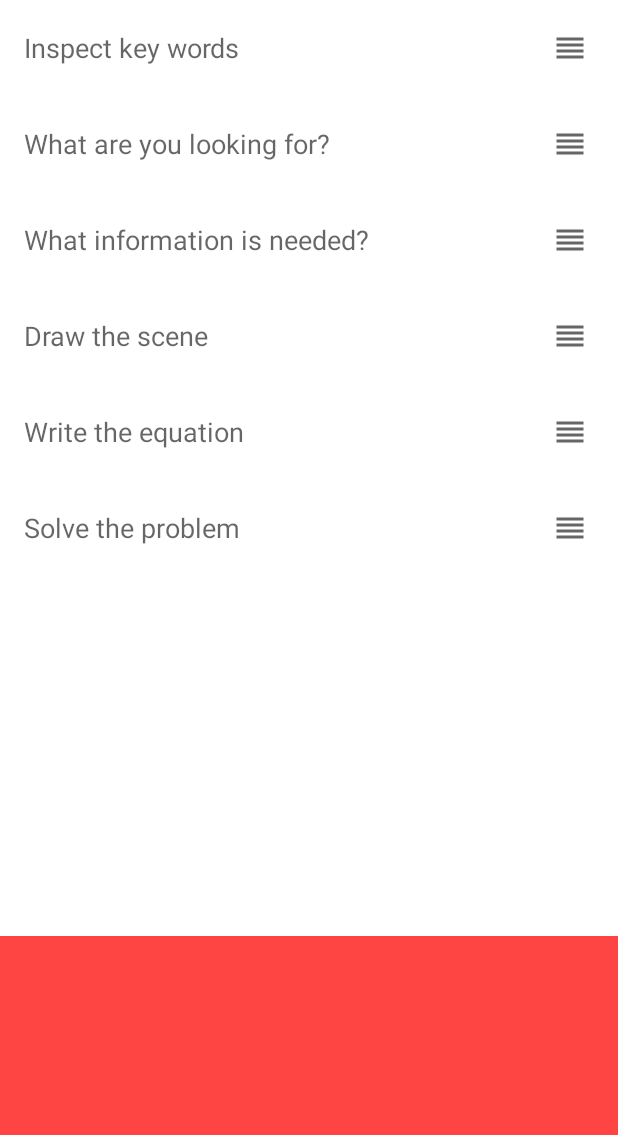
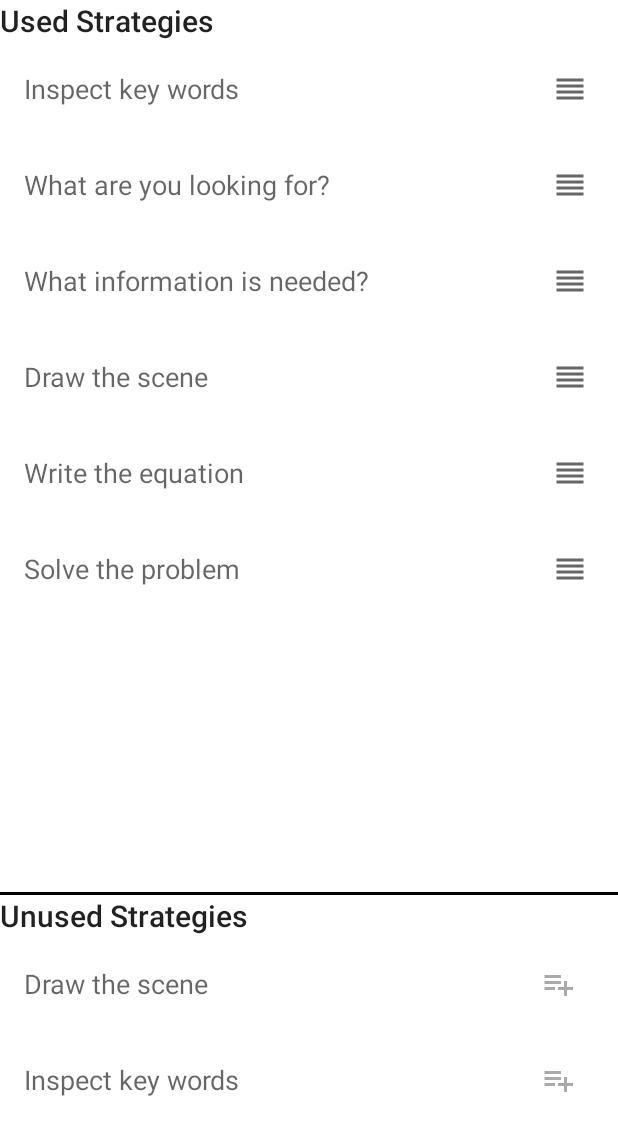
Before and after one commit to jinglebiscuits/fourth-grade-word-problems, an Android app: the StrategyAlgorithmFragment screen opened through its navigation route, on a phone screen of 412 x 824 dp. Shown: the top 1135 px of the screen. Run offline under Robolectric (Android 15) with nearby library versions, the phone set to English and light mode, and no system bars.

Commit message:
added unused strategies list

```diff
--- a/app/src/main/java/com/completewordproblems/fourthgrade/fragments/StrategyAlgorithmFragment.kt
+++ b/app/src/main/java/com/completewordproblems/fourthgrade/fragments/StrategyAlgorithmFragment.kt
@@ -2,10 +2,10 @@ package com.completewordproblems.fourthgrade.fragments
 
 import android.os.Bundle
 import android.util.Log
-import androidx.fragment.app.Fragment
 import android.view.LayoutInflater
 import android.view.View
 import android.view.ViewGroup
+import androidx.fragment.app.Fragment
 import androidx.recyclerview.widget.ItemTouchHelper
 import androidx.recyclerview.widget.LinearLayoutManager
 import androidx.recyclerview.widget.RecyclerView
@@ -14,31 +14,17 @@ import com.completewordproblems.fourthgrade.models.Strategy
 import com.completewordproblems.fourthgrade.strategy.OnDragStartListener
 import com.completewordproblems.fourthgrade.strategy.RecyclerListAdapter
 import com.completewordproblems.fourthgrade.strategy.SimpleItemTouchHelperCallback
+import com.completewordproblems.fourthgrade.strategy.UnusedStrategiesListAdapter
 
 // TODO: Rename parameter arguments, choose names that match
 // the fragment initialization parameters, e.g. ARG_ITEM_NUMBER
 private const val ARG_PARAM1 = "param1"
 private const val ARG_PARAM2 = "param2"
 
-/**
- * A simple [Fragment] subclass.
- * Use the [StrategyAlgorithmFragment.newInstance] factory method to
- * create an instance of this fragment.
- */
 class StrategyAlgorithmFragment : Fragment(), OnDragStartListener {
-    // TODO: Rename and change types of parameters
-    private var param1: String? = null
-    private var param2: String? = null
 
     lateinit var itemTouchHelper: ItemTouchHelper
-
-    override fun onCreate(savedInstanceState: Bundle?) {
-        super.onCreate(savedInstanceState)
-        arguments?.let {
-            param1 = it.getString(ARG_PARAM1)
-            param2 = it.getString(ARG_PARAM2)
-        }
-    }
+    lateinit var unusedStrategiesListView: RecyclerView
 
     override fun onCreateView(
         inflater: LayoutInflater, container: ViewGroup?,
@@ -46,13 +32,18 @@ class StrategyAlgorithmFragment : Fragment(), OnDragStartListener {
     ): View {
         val view: View = inflater.inflate(R.layout.fragment_strategy_algorithm, container, false)
         val adapter = RecyclerListAdapter(this)
-        val recyclerList: RecyclerView = view.findViewById(R.id.strategy_list)
-        recyclerList.setHasFixedSize(true)
-        recyclerList.layoutManager = LinearLayoutManager(activity)
-        recyclerList.adapter = adapter
+        val usedStrategiesRecyclerView: RecyclerView = view.findViewById(R.id.strategy_list)
+        usedStrategiesRecyclerView.setHasFixedSize(true)
+        usedStrategiesRecyclerView.layoutManager = LinearLayoutManager(activity)
+        usedStrategiesRecyclerView.adapter = adapter
         val callback: ItemTouchHelper.Callback = SimpleItemTouchHelperCallback(adapter)
         itemTouchHelper = ItemTouchHelper(callback)
-        itemTouchHelper.attachToRecyclerView(recyclerList)
+        itemTouchHelper.attachToRecyclerView(usedStrategiesRecyclerView)
+        unusedStrategiesListView = view.findViewById(R.id.unused_strategies_list)
+        val unusedStrategiesAdapter = UnusedStrategiesListAdapter()
+        unusedStrategiesListView.setHasFixedSize(true)
+        unusedStrategiesListView.layoutManager = LinearLayoutManager(activity)
+        unusedStrategiesListView.adapter = unusedStrategiesAdapter
         return view
     }
 
--- a/app/src/main/java/com/completewordproblems/fourthgrade/strategy/RecyclerListAdapter.kt
+++ b/app/src/main/java/com/completewordproblems/fourthgrade/strategy/RecyclerListAdapter.kt
@@ -1,7 +1,6 @@
 package com.completewordproblems.fourthgrade.strategy
 
 import android.graphics.Color
-import android.util.Log
 import android.view.LayoutInflater
 import android.view.MotionEvent
 import android.view.View
@@ -30,10 +29,9 @@ class RecyclerListAdapter(val dragStartListener: OnDragStartListener) :
         Strategy.INSPECT_KEY_WORDS, Strategy.WHAT_ARE_YOU_LOOKING_FOR,
         Strategy.WHAT_INFORMATION_IS_NEEDED, Strategy.DRAW_THE_SCENE, Strategy.WRITE_THE_EQUATION, Strategy.SOLVE_THE_PROBLEM
     )
-    val strategiesNotUsed = arrayListOf<String>()
 
     override fun onCreateViewHolder(parent: ViewGroup, viewType: Int): ItemViewHolder {
-        val view = LayoutInflater.from(parent.context).inflate(R.layout.item_main, parent, false)
+        val view = LayoutInflater.from(parent.context).inflate(R.layout.used_strategy_layout, parent, false)
         val itemViewHolder = ItemViewHolder(view)
         return itemViewHolder
     }
--- /dev/null
+++ b/app/src/main/java/com/completewordproblems/fourthgrade/strategy/UnusedStrategiesListAdapter.kt
@@ -0,0 +1,38 @@
+package com.completewordproblems.fourthgrade.strategy
+
+import android.view.LayoutInflater
+import android.view.View
+import android.view.ViewGroup
+import android.widget.Button
+import android.widget.ImageButton
+import android.widget.TextView
+import androidx.recyclerview.widget.RecyclerView
+import com.completewordproblems.fourthgrade.R
+import com.completewordproblems.fourthgrade.models.Strategy
+
+class UnusedStrategiesListAdapter :
+    RecyclerView.Adapter<UnusedStrategiesListAdapter.UnusedItemViewHolder>() {
+
+    val unusedStrategies =
+        arrayListOf<Strategy>(Strategy.DRAW_THE_SCENE, Strategy.INSPECT_KEY_WORDS)
+
+    override fun onCreateViewHolder(parent: ViewGroup, viewType: Int): UnusedItemViewHolder {
+        val view = LayoutInflater.from(parent.context)
+            .inflate(R.layout.unused_strategy_layout, parent, false)
+        val itemViewHolder = UnusedItemViewHolder(view)
+        return itemViewHolder
+    }
+
+    override fun onBindViewHolder(holder: UnusedItemViewHolder, position: Int) {
+        holder.textView.text = unusedStrategies[position].displayText
+    }
+
+    override fun getItemCount(): Int {
+        return unusedStrategies.size
+    }
+
+    class UnusedItemViewHolder(private val itemView: View) : RecyclerView.ViewHolder(itemView) {
+        val textView: TextView = itemView.findViewById(R.id.text)
+        val addButton: Button = itemView.findViewById(R.id.add_to_used_strategies_button)
+    }
+}
--- /dev/null
+++ b/app/src/main/res/drawable/ic_baseline_playlist_add_24.xml
@@ -0,0 +1,11 @@
+<vector xmlns:android="http://schemas.android.com/apk/res/android"
+    android:width="24dp"
+    android:height="24dp"
+    android:viewportWidth="24"
+    android:viewportHeight="24"
+    android:tint="?attr/colorControlNormal"
+    android:autoMirrored="true">
+  <path
+      android:fillColor="@android:color/white"
+      android:pathData="M14,10H3v2h11V10zM14,6H3v2h11V6zM18,14v-4h-2v4h-4v2h4v4h2v-4h4v-2H18zM3,16h7v-2H3V16z"/>
+</vector>
--- a/app/src/main/res/layout/fragment_strategy_algorithm.xml
+++ b/app/src/main/res/layout/fragment_strategy_algorithm.xml
@@ -1,29 +1,56 @@
 <?xml version="1.0" encoding="utf-8"?>
 <androidx.constraintlayout.widget.ConstraintLayout xmlns:android="http://schemas.android.com/apk/res/android"
+    xmlns:app="http://schemas.android.com/apk/res-auto"
     xmlns:tools="http://schemas.android.com/tools"
     android:layout_width="match_parent"
     android:layout_height="match_parent"
-    xmlns:app="http://schemas.android.com/apk/res-auto"
     tools:context="fragments.StrategyAlgorithmFragment">
+
+    <TextView
+        android:id="@+id/used_strategies_title"
+        style="@style/TextAppearance.AppCompat.Title"
+        android:layout_width="wrap_content"
+        android:layout_height="wrap_content"
+        android:text="Used Strategies"
+        app:layout_constraintStart_toStartOf="parent"
+        app:layout_constraintTop_toTopOf="parent" />
 
     <androidx.recyclerview.widget.RecyclerView
         android:id="@+id/strategy_list"
         android:layout_width="match_parent"
         android:layout_height="0dp"
-        app:layout_constraintTop_toTopOf="parent"
-        app:layout_constraintBottom_toTopOf="@id/unused_strategies" />
+        app:layout_constraintBottom_toTopOf="@id/divider"
+        app:layout_constraintTop_toBottomOf="@id/used_strategies_title" />
+
+    <View
+        android:id="@+id/divider"
+        android:layout_width="0dp"
+        android:layout_height="2dp"
+        android:background="@android:color/black"
+        app:layout_constraintBottom_toTopOf="@+id/unused_strategies_title"
+        app:layout_constraintEnd_toEndOf="parent"
+        app:layout_constraintStart_toStartOf="parent" />
+
+    <TextView
+        android:id="@+id/unused_strategies_title"
+        style="@style/TextAppearance.AppCompat.Title"
+        android:layout_width="wrap_content"
+        android:layout_height="wrap_content"
+        android:text="Unused Strategies"
+        app:layout_constraintBottom_toTopOf="@id/unused_strategies"
+        app:layout_constraintStart_toStartOf="parent" />
+
     <FrameLayout
         android:id="@+id/unused_strategies"
         android:layout_width="match_parent"
         android:layout_height="200dp"
-        app:layout_constraintBottom_toBottomOf="parent"
-        android:background="@android:color/holo_red_light">
-        <ListView
+        app:layout_constraintBottom_toBottomOf="parent">
+
+        <androidx.recyclerview.widget.RecyclerView
             android:id="@+id/unused_strategies_list"
             android:layout_width="match_parent"
             android:layout_height="match_parent" />
     </FrameLayout>
 
 
-
 </androidx.constraintlayout.widget.ConstraintLayout>
--- /dev/null
+++ b/app/src/main/res/layout/unused_strategy_layout.xml
@@ -0,0 +1,31 @@
+<?xml version="1.0" encoding="utf-8"?>
+<FrameLayout xmlns:android="http://schemas.android.com/apk/res/android"
+    xmlns:app="http://schemas.android.com/apk/res-auto"
+    android:id="@+id/item"
+    android:layout_width="match_parent"
+    android:layout_height="?listPreferredItemHeight"
+    android:clickable="true"
+    android:focusable="true"
+    android:foreground="?selectableItemBackground">
+
+    <TextView
+        android:id="@+id/text"
+        android:layout_width="wrap_content"
+        android:layout_height="wrap_content"
+        android:layout_gravity="center_vertical"
+        android:layout_marginStart="16dp"
+        android:textAppearance="?android:attr/textAppearanceMedium" />
+
+    <Button
+        android:id="@+id/add_to_used_strategies_button"
+        style="@style/Widget.MaterialComponents.Button.TextButton.Dialog.Flush"
+        android:layout_width="wrap_content"
+        android:layout_height="match_parent"
+        android:layout_gravity="center_vertical|end"
+        android:scaleType="center"
+        android:layout_marginEnd="8dp"
+        app:icon="@drawable/ic_baseline_playlist_add_24"
+        app:iconGravity="textStart"
+        app:iconPadding="0dp"
+        app:iconTint="@android:color/darker_gray" />
+</FrameLayout>
```
Also changed, not shown: app/src/main/res/layout/used_strategy_layout.xml (renamed from app/src/main/res/layout/item_main.xml).
